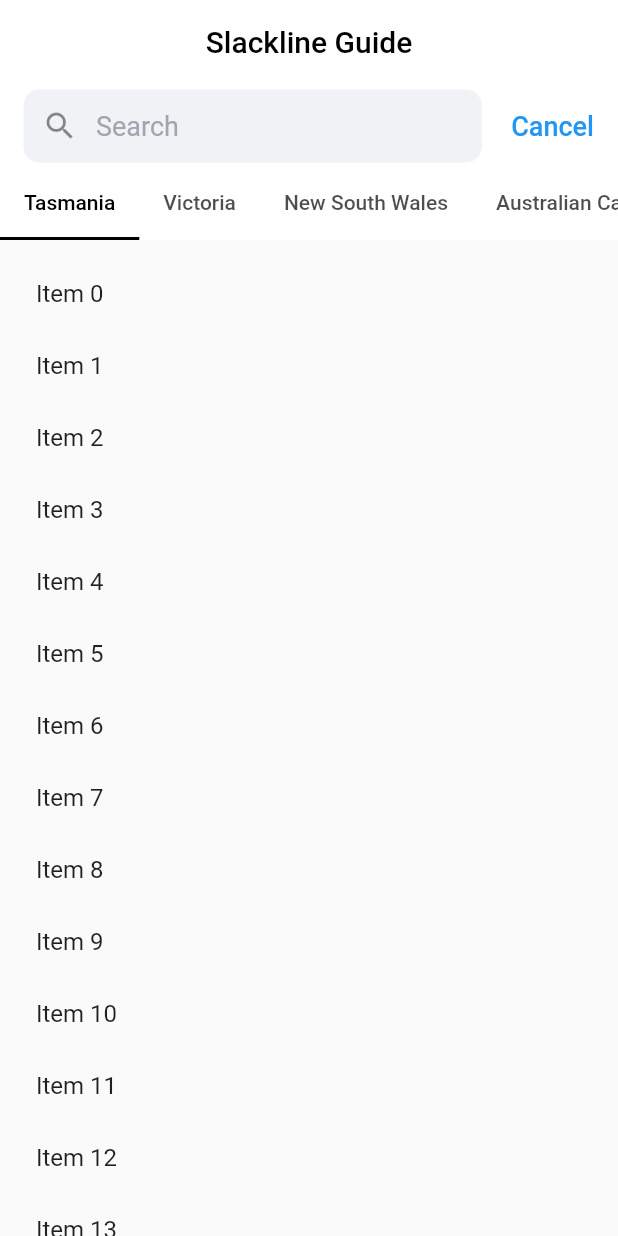
After one commit to Levy787/slacker_app, a Flutter app: the TabGuideSelectScreen screen opened directly, on a phone screen of 412 x 824 dp. The commit adds this screen. Run offline on Flutter 3.47's test engine with Material 2 defaults, Android fonts, the phone set to English and light mode, and no system bars; our stand-ins replace animated_text_kit, flutter_spinkit, rive, sqflite; accounts and stored records are empty; project files that could hold a hidden picture were left out.

Commit message:
Basic Wireframes done

```diff
--- a/lib/screens/loading_screen.dart
+++ b/lib/screens/loading_screen.dart
@@ -3,6 +3,7 @@ import 'package:slacker/classes/highline_db_provider.dart';
 import 'package:slacker/screens/guide_select_screen.dart';
 import 'package:slacker/screens/state_screen.dart';
 import 'package:flutter_spinkit/flutter_spinkit.dart';
+import 'package:slacker/screens/tab_guide_select_screen.dart';
 
 //TODO: bool for whether to init the database
 //TODO: Come here when a query is run (dont init database and pass database object)
@@ -40,7 +41,7 @@ class _LoadingScreenState extends State<LoadingScreen> {
         await db.getGuideSelectJSON('Australia');
     Navigator.popAndPushNamed(
       context,
-      GuideSelectScreen.id, //GuideSelectScreen.id,
+      TabGuideSelectScreen.id, //GuideSelectScreen.id,
       arguments: {'HighlineDbProvider': db, 'states': statesJSON},
     );
   }
--- /dev/null
+++ b/lib/screens/tab_guide_select_screen.dart
@@ -0,0 +1,126 @@
+import 'package:flutter/material.dart';
+import 'package:slacker/classes/highline_db_provider.dart';
+import 'package:slacker/widgets/text_fields/rounded_text_field.dart';
+import 'package:slacker/widgets/text_fields/search_field.dart';
+
+class TabGuideSelectScreen extends StatefulWidget {
+  static const String id = 'tab_guide_select_screen';
+
+  final Map<String, Map<String, Map<String, List<String>>>> statesJSON;
+  final HighlineDbProvider db;
+
+  TabGuideSelectScreen({this.statesJSON, this.db});
+
+  @override
+  _TabGuideSelectScreenState createState() => _TabGuideSelectScreenState();
+}
+
+class _TabGuideSelectScreenState extends State<TabGuideSelectScreen> {
+  @override
+  Widget build(BuildContext context) {
+    final List<String> _tabs = [
+      'Tasmania',
+      'Victoria',
+      'New South Wales',
+      'Australian Capital Territory',
+      'South Australia',
+      'Western Australia',
+      'Queensland',
+      'Northern Territory'
+    ];
+    return Scaffold(
+      appBar: AppBar(
+        centerTitle: true,
+        backgroundColor: Colors.white,
+        elevation: 0.0,
+        automaticallyImplyLeading: false,
+        title: Text(
+          'Slackline Guide',
+          style: TextStyle(color: Colors.black),
+        ),
+      ),
+      body: DefaultTabController(
+        length: _tabs.length,
+        child: NestedScrollView(
+          headerSliverBuilder: (BuildContext context, bool innerBoxIsScrolled) {
+            return <Widget>[
+              SliverOverlapAbsorber(
+                handle:
+                    NestedScrollView.sliverOverlapAbsorberHandleFor(context),
+                sliver: SliverAppBar(
+                  automaticallyImplyLeading: false,
+                  elevation: 2.0,
+                  title: Row(
+                    mainAxisAlignment: MainAxisAlignment.end,
+                    children: [
+                      Expanded(
+                        child: SearchField(
+                          hintText: 'Search',
+                          fillColor: Color(0xfff1f2f5),
+                          outlineColor: Colors.blue,
+                        ),
+                      ),
+                      SizedBox(width: 20.0),
+                      InkWell(
+                        child: Text(
+                          'Cancel',
+                          style: TextStyle(color: Colors.blue, fontSize: 18.0),
+                        ),
+                      ),
+                    ],
+                  ),
+                  floating: true,
+                  pinned: true,
+                  backgroundColor: Colors.white,
+                  forceElevated: innerBoxIsScrolled,
+                  bottom: TabBar(
+                    labelColor: Colors.black,
+                    indicatorColor: Colors.black,
+                    isScrollable: true,
+                    tabs: _tabs.map((String name) => Tab(text: name)).toList(),
+                  ),
+                ),
+              ),
+            ];
+          },
+          body: TabBarView(
+            children: _tabs.map((String name) {
+              return SafeArea(
+                top: false,
+                bottom: false,
+                child: Builder(
+                  builder: (BuildContext context) {
+                    return CustomScrollView(
+                      key: PageStorageKey<String>(name),
+                      slivers: <Widget>[
+                        SliverOverlapInjector(
+                          handle:
+                              NestedScrollView.sliverOverlapAbsorberHandleFor(
+                                  context),
+                        ),
+                        SliverPadding(
+                          padding: const EdgeInsets.all(8.0),
+                          sliver: SliverFixedExtentList(
+                            itemExtent: 48.0,
+                            delegate: SliverChildBuilderDelegate(
+                              (BuildContext context, int index) {
+                                return ListTile(
+                                  title: Text('Item $index'),
+                                );
+                              },
+                              childCount: 30,
+                            ),
+                          ),
+                        ),
+                      ],
+                    );
+                  },
+                ),
+              );
+            }).toList(),
+          ),
+        ),
+      ),
+    );
+  }
+}
--- /dev/null
+++ b/lib/widgets/text_fields/search_field.dart
@@ -0,0 +1,58 @@
+import 'package:flutter/material.dart';
+
+class SearchField extends StatelessWidget {
+  final String hintText;
+  final TextStyle hintStyle;
+  final Color outlineColor;
+  final EdgeInsets margin;
+  final bool autofocus;
+  final Color fillColor;
+  final IconData leadingIcon;
+
+  SearchField({
+    this.hintText = '',
+    this.hintStyle = const TextStyle(color: Color(0xffa1a5af)),
+    this.outlineColor,
+    this.margin,
+    this.autofocus = false,
+    this.fillColor = Colors.white,
+    this.leadingIcon = Icons.search,
+  });
+
+  @override
+  Widget build(BuildContext context) {
+    return TextField(
+      autofocus: autofocus,
+      onChanged: (value) {}, //TODO: Implement on Changed
+      textAlign: TextAlign.start,
+      cursorColor: outlineColor,
+      maxLines: 1,
+      style: TextStyle(
+        fontSize: 18.0,
+      ),
+      decoration: InputDecoration(
+        prefixIcon: Icon(leadingIcon),
+        filled: true,
+        fillColor: fillColor,
+        hintStyle: hintStyle,
+        hintText: hintText,
+        border: OutlineInputBorder(
+          borderRadius: BorderRadius.all(Radius.circular(10.0)),
+        ),
+        enabledBorder: OutlineInputBorder(
+          borderSide: BorderSide(color: fillColor, width: 0.0),
+          borderRadius: BorderRadius.all(Radius.circular(10.0)),
+        ),
+        focusedBorder: OutlineInputBorder(
+          borderSide: BorderSide(color: outlineColor, width: 1.0),
+          borderRadius: BorderRadius.all(Radius.circular(10.0)),
+        ),
+
+        ///This Changes the height of the textField
+        ///Padding between text/icon and the textField border
+        contentPadding:
+            EdgeInsets.only(top: 10, bottom: 10, left: 0, right: 10.0),
+      ),
+    );
+  }
+}
```
Also changed, not shown: lib/classes/router_provider.dart (+15 -0 lines), lib/widgets/app_bars/sliver_heading_app_bar.dart (added, +90 -0 lines), lib/widgets/app_bars/sliver_image_app_bar.dart (+6 -5 lines), lib/widgets/state_page.dart (+5 -75 lines).
